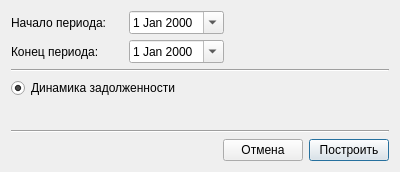
This is designer/ui/chartchoice.ui in Aleee/FinanceCalender as Qt 5 draws it before an edit. The edited form follows.
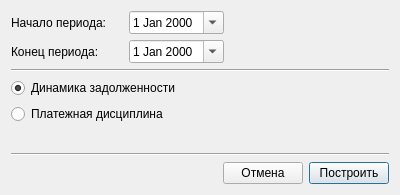
This is the edited form.

Commit message: feat: payment discipline chart

```diff
--- a/designer/ui/chartchoice.ui
+++ b/designer/ui/chartchoice.ui
@@ -7,7 +7,7 @@
     <x>0</x>
     <y>0</y>
     <width>400</width>
-    <height>172</height>
+    <height>195</height>
    </rect>
   </property>
   <property name="windowTitle">
@@ -28,7 +28,7 @@
      </property>
     </widget>
    </item>
-   <item row="6" column="0" colspan="4">
+   <item row="7" column="0" colspan="4">
     <layout class="QHBoxLayout" name="horizontalLayout">
      <item>
       <spacer name="horizontalSpacer">
@@ -78,7 +78,7 @@
      </property>
     </spacer>
    </item>
-   <item row="4" column="0">
+   <item row="5" column="0">
     <spacer name="verticalSpacer">
      <property name="orientation">
       <enum>Qt::Orientation::Vertical</enum>
@@ -104,7 +104,7 @@
      </property>
     </spacer>
    </item>
-   <item row="5" column="0" colspan="4">
+   <item row="6" column="0" colspan="4">
     <widget class="Line" name="line_2">
      <property name="orientation">
       <enum>Qt::Orientation::Horizontal</enum>
@@ -135,6 +135,13 @@
      </property>
     </widget>
    </item>
+   <item row="4" column="0" colspan="3">
+    <widget class="QRadioButton" name="rb_chart2">
+     <property name="text">
+      <string>Платежная дисциплина</string>
+     </property>
+    </widget>
+   </item>
    <item row="0" column="2">
     <widget class="QDateEdit" name="de_start">
      <property name="calendarPopup">
```
Left out of the diff: 3 changed lines with no effect on the pictures. The commit also changes 16 other files.
